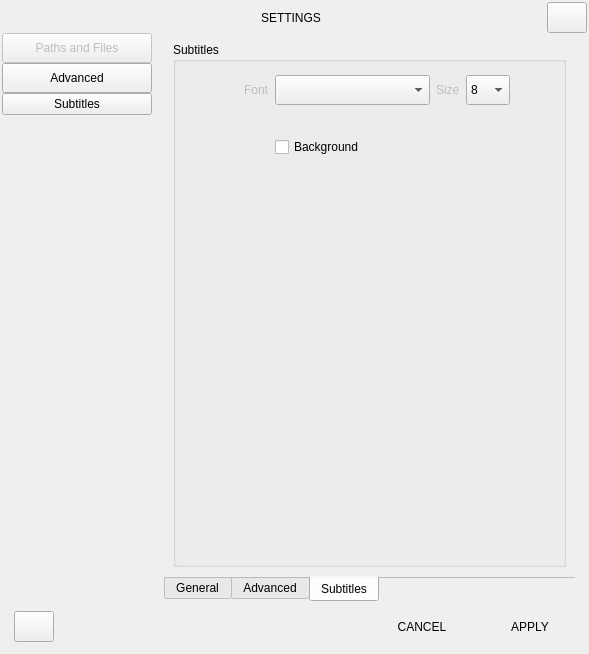
CineEncoder/cine-encoder, file app/settings.ui: the form before one commit.
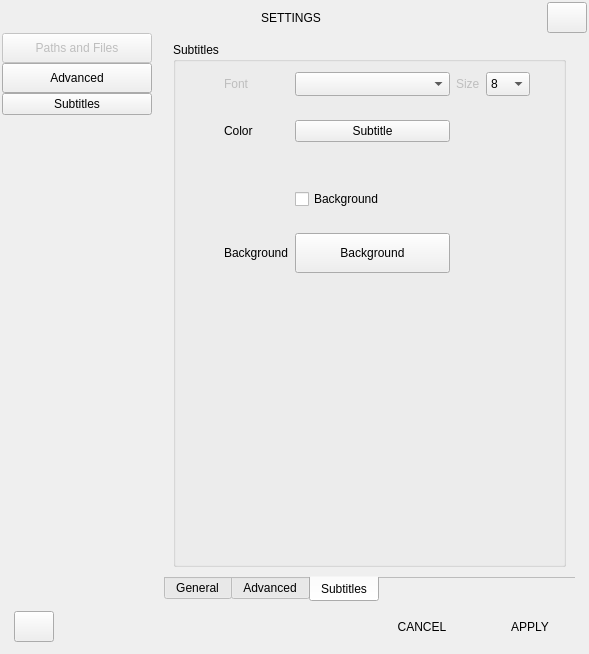
The form after the commit. Icons and pictures are not drawn.

Patch:
```diff
--- a/app/settings.ui
+++ b/app/settings.ui
@@ -1507,7 +1507,7 @@
                        <x>0</x>
                        <y>30</y>
                        <width>407</width>
-                       <height>111</height>
+                       <height>201</height>
                       </rect>
                      </property>
                      <layout class="QGridLayout" name="gridLayout_21">
@@ -1520,21 +1520,27 @@
                       <property name="rightMargin">
                        <number>0</number>
                       </property>
-                      <item row="1" column="2">
-                       <spacer name="verticalSpacer_19">
-                        <property name="orientation">
-                         <enum>Qt::Vertical</enum>
+                      <item row="0" column="2">
+                       <widget class="QComboBox" name="comboBox_subtitles_font">
+                        <property name="sizePolicy">
+                         <sizepolicy hsizetype="Preferred" vsizetype="Fixed">
+                          <horstretch>0</horstretch>
+                          <verstretch>0</verstretch>
+                         </sizepolicy>
                         </property>
-                        <property name="sizeType">
-                         <enum>QSizePolicy::Fixed</enum>
+                        <property name="minimumSize">
+                         <size>
+                          <width>155</width>
+                          <height>24</height>
+                         </size>
                         </property>
-                        <property name="sizeHint" stdset="0">
+                        <property name="maximumSize">
                          <size>
-                          <width>20</width>
-                          <height>18</height>
+                          <width>155</width>
+                          <height>30</height>
                          </size>
                         </property>
-                       </spacer>
+                       </widget>
                       </item>
                       <item row="0" column="3">
                        <widget class="QLabel" name="label_subtitle_fontSize">
@@ -1546,7 +1552,45 @@
                         </property>
                        </widget>
                       </item>
-                      <item row="3" column="2">
+                      <item row="4" column="2">
+                       <widget class="QCheckBox" name="checkBox_subtitles_background">
+                        <property name="enabled">
+                         <bool>true</bool>
+                        </property>
+                        <property name="sizePolicy">
+                         <sizepolicy hsizetype="Minimum" vsizetype="Fixed">
+                          <horstretch>0</horstretch>
+                          <verstretch>0</verstretch>
+                         </sizepolicy>
+                        </property>
+                        <property name="maximumSize">
+                         <size>
+                          <width>600</width>
+                          <height>30</height>
+                         </size>
+                        </property>
+                        <property name="styleSheet">
+                         <string notr="true"/>
+                        </property>
+                        <property name="text">
+                         <string>Background</string>
+                        </property>
+                        <property name="checkable">
+                         <bool>true</bool>
+                        </property>
+                        <property name="checked">
+                         <bool>false</bool>
+                        </property>
+                       </widget>
+                      </item>
+                      <item row="2" column="1">
+                       <widget class="QLabel" name="label">
+                        <property name="text">
+                         <string>Color</string>
+                        </property>
+                       </widget>
+                      </item>
+                      <item row="5" column="2">
                        <spacer name="verticalSpacer_18">
                         <property name="orientation">
                          <enum>Qt::Vertical</enum>
@@ -1562,29 +1606,6 @@
                         </property>
                        </spacer>
                       </item>
-                      <item row="0" column="5">
-                       <spacer name="horizontalSpacer_16">
-                        <property name="orientation">
-                         <enum>Qt::Horizontal</enum>
-                        </property>
-                        <property name="sizeHint" stdset="0">
-                         <size>
-                          <width>40</width>
-                          <height>20</height>
-                         </size>
-                        </property>
-                       </spacer>
-                      </item>
-                      <item row="0" column="1">
-                       <widget class="QLabel" name="label_subtitlefont">
-                        <property name="enabled">
-                         <bool>false</bool>
-                        </property>
-                        <property name="text">
-                         <string>Font</string>
-                        </property>
-                       </widget>
-                      </item>
                       <item row="0" column="4">
                        <widget class="QComboBox" name="comboBox_subtitles_fontsize">
                         <property name="sizePolicy">
@@ -1632,37 +1653,6 @@
                         </item>
                        </widget>
                       </item>
-                      <item row="2" column="2">
-                       <widget class="QCheckBox" name="checkBox_subtitles_background">
-                        <property name="enabled">
-                         <bool>true</bool>
-                        </property>
-                        <property name="sizePolicy">
-                         <sizepolicy hsizetype="Minimum" vsizetype="Fixed">
-                          <horstretch>0</horstretch>
-                          <verstretch>0</verstretch>
-                         </sizepolicy>
-                        </property>
-                        <property name="maximumSize">
-                         <size>
-                          <width>600</width>
-                          <height>30</height>
-                         </size>
-                        </property>
-                        <property name="styleSheet">
-                         <string notr="true"/>
-                        </property>
-                        <property name="text">
-                         <string>Background</string>
-                        </property>
-                        <property name="checkable">
-                         <bool>true</bool>
-                        </property>
-                        <property name="checked">
-                         <bool>false</bool>
-                        </property>
-                       </widget>
-                      </item>
                       <item row="0" column="0">
                        <spacer name="horizontalSpacer_12">
                         <property name="orientation">
@@ -1679,25 +1669,88 @@
                         </property>
                        </spacer>
                       </item>
-                      <item row="0" column="2">
-                       <widget class="QComboBox" name="comboBox_subtitles_font">
-                        <property name="sizePolicy">
-                         <sizepolicy hsizetype="Preferred" vsizetype="Fixed">
-                          <horstretch>0</horstretch>
-                          <verstretch>0</verstretch>
-                         </sizepolicy>
+                      <item row="1" column="2">
+                       <spacer name="verticalSpacer_19">
+                        <property name="orientation">
+                         <enum>Qt::Vertical</enum>
                         </property>
-                        <property name="minimumSize">
+                        <property name="sizeType">
+                         <enum>QSizePolicy::Fixed</enum>
+                        </property>
+                        <property name="sizeHint" stdset="0">
                          <size>
-                          <width>155</width>
-                          <height>24</height>
+                          <width>20</width>
+                          <height>18</height>
                          </size>
                         </property>
-                        <property name="maximumSize">
+                       </spacer>
+                      </item>
+                      <item row="0" column="1">
+                       <widget class="QLabel" name="label_subtitlefont">
+                        <property name="enabled">
+                         <bool>false</bool>
+                        </property>
+                        <property name="text">
+                         <string>Font</string>
+                        </property>
+                       </widget>
+                      </item>
+                      <item row="3" column="2">
+                       <spacer name="verticalSpacer_20">
+                        <property name="orientation">
+                         <enum>Qt::Vertical</enum>
+                        </property>
+                        <property name="sizeHint" stdset="0">
                          <size>
-                          <width>155</width>
-                          <height>30</height>
+                          <width>20</width>
+                          <height>40</height>
                          </size>
+                        </property>
+                       </spacer>
+                      </item>
+                      <item row="0" column="5">
+                       <spacer name="horizontalSpacer_16">
+                        <property name="orientation">
+                         <enum>Qt::Horizontal</enum>
+                        </property>
+                        <property name="sizeHint" stdset="0">
+                         <size>
+                          <width>40</width>
+                          <height>20</height>
+                         </size>
+                        </property>
+                       </spacer>
+                      </item>
+                      <item row="6" column="1">
+                       <widget class="QLabel" name="label_8">
+                        <property name="text">
+                         <string>Background</string>
+                        </property>
+                       </widget>
+                      </item>
+                      <item row="2" column="2">
+                       <widget class="QPushButton" name="subtitles_color">
+                        <property name="sizePolicy">
+                         <sizepolicy hsizetype="Expanding" vsizetype="Fixed">
+                          <horstretch>0</horstretch>
+                          <verstretch>0</verstretch>
+                         </sizepolicy>
+                        </property>
+                        <property name="text">
+                         <string>Subtitle</string>
+                        </property>
+                       </widget>
+                      </item>
+                      <item row="6" column="2">
+                       <widget class="QPushButton" name="subtitles_background_color">
+                        <property name="sizePolicy">
+                         <sizepolicy hsizetype="Expanding" vsizetype="Expanding">
+                          <horstretch>0</horstretch>
+                          <verstretch>0</verstretch>
+                         </sizepolicy>
+                        </property>
+                        <property name="text">
+                         <string>Background</string>
                         </property>
                        </widget>
                       </item>
```
